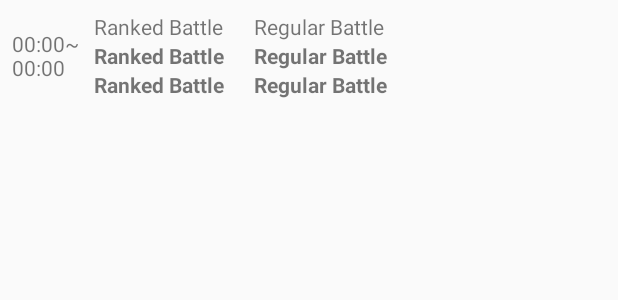
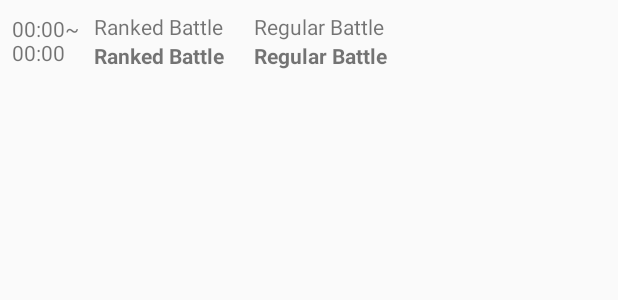
Before and after one commit to kazukioishi/IkaStageWidget, an Android app: the layout stagelistview_layout.xml on its own in the app's theme, with its tools: preview values and no code run, on a phone screen of 412 x 824 dp. Shown: the top 300 px of the screen. Run offline under Robolectric (Android 15) with nearby library versions, the phone set to English and light mode, and no system bars.

Commit message:
そこそこ実装

```diff
--- a/app/src/main/res/layout/stagelistview_layout.xml
+++ b/app/src/main/res/layout/stagelistview_layout.xml
@@ -28,13 +28,7 @@
                 android:layout_width="wrap_content"
                 android:layout_height="wrap_content"
                 android:textStyle="bold"
-                android:id="@+id/stagelistview_gachimatch_1"
-                android:text="@string/gachimatch"/>
-        <android.support.v7.widget.AppCompatTextView
-                android:layout_width="wrap_content"
-                android:layout_height="wrap_content"
-                android:textStyle="bold"
-                android:id="@+id/stagelistview_gachimatch_2"
+                android:id="@+id/stagelistview_gachimatch_stage"
                 android:text="@string/gachimatch"/>
     </LinearLayout>
     <LinearLayout
@@ -51,13 +45,7 @@
                 android:layout_width="wrap_content"
                 android:layout_height="wrap_content"
                 android:textStyle="bold"
-                android:id="@+id/stagelistview_regularmatch_1"
-                android:text="@string/regularmatch"/>
-        <android.support.v7.widget.AppCompatTextView
-                android:layout_width="wrap_content"
-                android:layout_height="wrap_content"
-                android:textStyle="bold"
-                android:id="@+id/stagelistview_regularmatch_2"
+                android:id="@+id/stagelistview_regularmatch_stage"
                 android:text="@string/regularmatch"/>
     </LinearLayout>
 </LinearLayout>
```
Also changed, not shown: app/src/main/kotlin/xyz/myskng/ikastagewidget/control/StageListViewAdapter.kt (+25 -1 lines), app/src/main/res/layout/activity_main.xml (+0 -7 lines).
